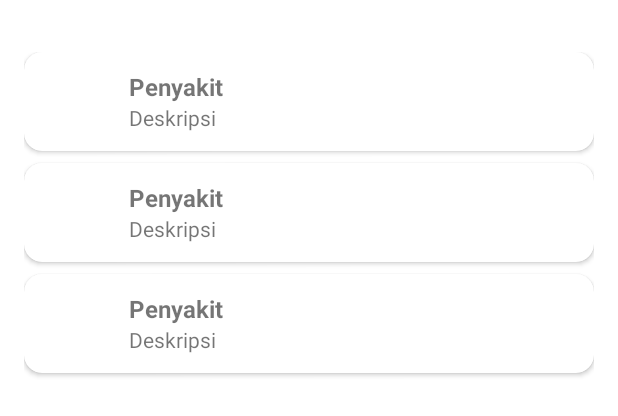
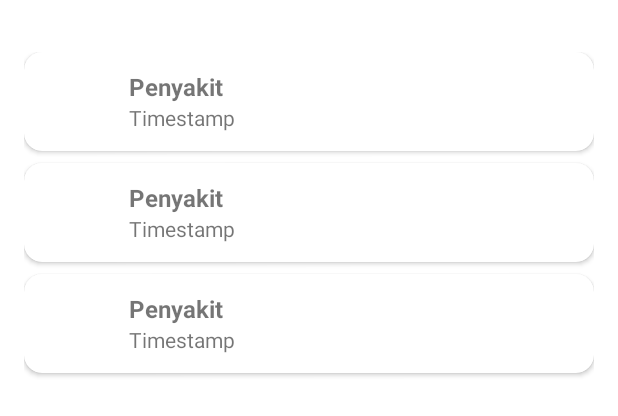
Before and after one commit to nabiilawidya/TehTeksi, an Android app: the layout activity_history.xml on its own in the app's theme, with its tools: preview values and no code run, on a phone screen of 412 x 824 dp. Shown: the part 400-816 px from the top of the screen. Run offline under Robolectric (Android 15) with nearby library versions, the phone set to English and light mode, and no system bars; network calls fail.

```diff
--- a/app/build.gradle.kts
+++ b/app/build.gradle.kts
@@ -3,6 +3,7 @@ plugins {
     alias(libs.plugins.jetbrains.kotlin.android)
     kotlin("kapt")
     id("com.google.gms.google-services")
+    id("kotlin-parcelize")
 }
 
 android {
--- a/app/src/main/res/layout/activity_history.xml
+++ b/app/src/main/res/layout/activity_history.xml
@@ -6,10 +6,10 @@
     android:layout_width="match_parent"
     android:layout_height="match_parent"
     android:padding="16dp"
-    tools:context=".ui.HistoryActivity"
+    tools:context=".ui.history.HistoryActivity"
     android:background="?android:attr/windowBackground">
     <androidx.recyclerview.widget.RecyclerView
-        android:id="@+id/recyclerViewPenyakit"
+        android:id="@+id/recyclerView"
         android:layout_width="match_parent"
         android:layout_height="wrap_content"
         app:layout_constraintTop_toTopOf="parent"
@@ -17,7 +17,7 @@
         app:layout_constraintStart_toStartOf="parent"
         app:layout_constraintEnd_toEndOf="parent"
         android:nestedScrollingEnabled="false"
-        tools:listitem="@layout/item_penyakit"
+        tools:listitem="@layout/item_history"
         />
     <ProgressBar
         android:id="@+id/progressBar"
--- /dev/null
+++ b/app/src/main/res/layout/item_history.xml
@@ -0,0 +1,46 @@
+<?xml version="1.0" encoding="utf-8"?>
+<androidx.cardview.widget.CardView xmlns:android="http://schemas.android.com/apk/res/android"
+    xmlns:card_view="http://schemas.android.com/apk/res-auto"
+    android:layout_width="match_parent"
+    android:layout_height="wrap_content"
+    card_view:cardCornerRadius="12dp"
+    android:backgroundTint="#fff"
+    android:layout_marginBottom="8dp">
+
+    <LinearLayout
+        android:layout_width="match_parent"
+        android:layout_height="wrap_content"
+        android:orientation="horizontal"
+        android:padding="8dp"
+        android:gravity="center_vertical">
+
+        <ImageView
+            android:id="@+id/imgHistory"
+            android:layout_width="50dp"
+            android:layout_height="50dp"
+            android:scaleType="centerCrop"
+            android:layout_marginEnd="12dp" />
+
+        <LinearLayout
+            android:layout_width="0dp"
+            android:layout_height="wrap_content"
+            android:orientation="vertical"
+            android:layout_weight="1">
+
+            <TextView
+                android:id="@+id/tvHistoriPenyakit"
+                android:layout_width="wrap_content"
+                android:layout_height="wrap_content"
+                android:text="Penyakit"
+                android:textStyle="bold"
+                android:textSize="16sp" />
+
+            <TextView
+                android:id="@+id/tvTimestamp"
+                android:layout_width="wrap_content"
+                android:layout_height="wrap_content"
+                android:text="Timestamp"
+                android:textSize="14sp" />
+        </LinearLayout>
+    </LinearLayout>
+</androidx.cardview.widget.CardView>
--- a/gradle/libs.versions.toml
+++ b/gradle/libs.versions.toml
@@ -50,3 +50,4 @@ okhttp-logging = { module = "com.squareup.okhttp3:logging-interceptor", version.
 android-application = { id = "com.android.application", version.ref = "agp" }
 jetbrains-kotlin-android = { id = "org.jetbrains.kotlin.android", version.ref = "kotlin" }
 google-services = { id = "com.google.gms.google-services", version = "4.4.1" }
+kotlin-parcelize = { id = "kotlin-parcelize", version.ref = "kotlin" }
```
Also changed, not shown: app/src/main/AndroidManifest.xml (+5 -2 lines), app/src/main/java/com/nabiilawidya/tehteksi/adapter/HistoryAdapter.kt (added, +52 -0 lines), app/src/main/java/com/nabiilawidya/tehteksi/data/History.kt (added, +15 -0 lines), app/src/main/java/com/nabiilawidya/tehteksi/ui/HistoryActivity.kt (deleted, +0 -19 lines), app/src/main/java/com/nabiilawidya/tehteksi/ui/detail/DetailActivity.kt (added, +58 -0 lines), app/src/main/java/com/nabiilawidya/tehteksi/ui/history/HistoryActivity.kt (added, +72 -0 lines), app/src/main/java/com/nabiilawidya/tehteksi/ui/home/HomeFragment.kt (+6 -2 lines), app/src/main/res/layout/activity_detail.xml (added, +60 -0 lines).
